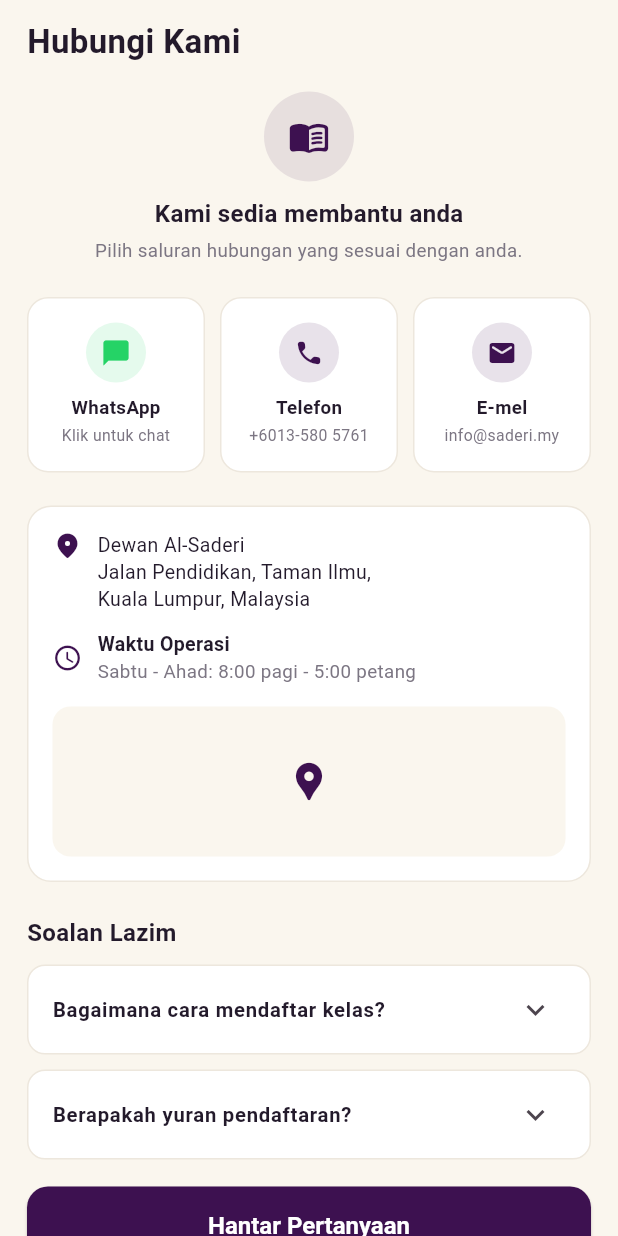
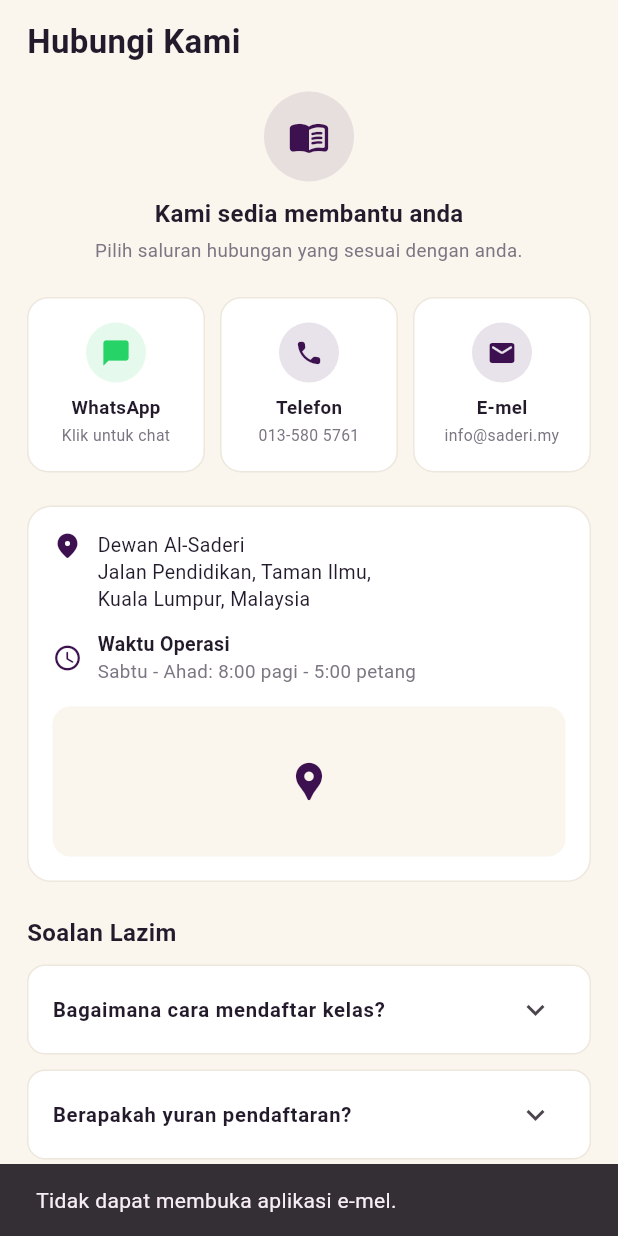
Before and after one commit to i900aiman/KelasMengajiSaderi, a Flutter app: the ContactPage screen opened directly, after a tap on "E-mel", on a phone screen of 412 x 824 dp. Run offline on Flutter 3.47's test engine with Material 3 defaults, Android fonts, the light colour scheme and no system bars.

Commit message:
add function on contact page for whatsapp,telefon and emel

```diff
--- a/lib/screens/contact_page.dart
+++ b/lib/screens/contact_page.dart
@@ -1,6 +1,5 @@
 import 'package:flutter/material.dart';
 import 'package:url_launcher/url_launcher.dart';
-import 'package:url_launcher/url_launcher_string.dart';
 import '../theme/app_theme.dart';
 
 class ContactPage extends StatelessWidget {
@@ -11,23 +10,41 @@ class ContactPage extends StatelessWidget {
     'Berapakah yuran pendaftaran?',
   ];
 
-  static const _whatsappNumber = '60135805761'; // format wa.me, tanpa '+'
+  // --- Nombor & alamat hubungan (tukar ikut keperluan sebenar) ---
+  static const _whatsappNumber = '60135805761'; // tanpa '+', '0' depan & simbol
   static const _phoneNumber = '+60135805761';
   static const _email = 'info@saderi.my';
 
   Future<void> _openWhatsApp(BuildContext context) async {
     final uri = Uri.parse('https://wa.me/$_whatsappNumber');
-  await launchUrl(uri, mode: LaunchMode.externalApplication);
+    final launched = await launchUrl(uri, mode: LaunchMode.externalApplication);
+    if (!launched && context.mounted) {
+      _showError(context, 'Tidak dapat membuka WhatsApp.');
+    }
   }
 
   Future<void> _makePhoneCall(BuildContext context) async {
     final uri = Uri(scheme: 'tel', path: _phoneNumber);
-  await launchUrl(uri);
+    final launched = await launchUrl(uri);
+    if (!launched && context.mounted) {
+      _showError(context, 'Tidak dapat membuat panggilan.');
+    }
   }
 
   Future<void> _sendEmail(BuildContext context) async {
-  final uri = Uri(scheme: 'mailto', path: _email, query: 'subject=...');
-  await launchUrl(uri);
+    final uri = Uri(
+      scheme: 'mailto',
+      path: _email,
+      query: 'subject=${Uri.encodeComponent('Pertanyaan Kelas Mengaji Saderi')}',
+    );
+    final launched = await launchUrl(uri);
+    if (!launched && context.mounted) {
+      _showError(context, 'Tidak dapat membuka aplikasi e-mel.');
+    }
+  }
+
+  void _showError(BuildContext context, String message) {
+    ScaffoldMessenger.of(context).showSnackBar(SnackBar(content: Text(message)));
   }
 
   @override
@@ -67,10 +84,7 @@ Future<void> _sendEmail(BuildContext context) async {
                     iconColor: const Color(0xFF25D366),
                     label: 'WhatsApp',
                     value: 'Klik untuk chat',
-                    // Cadangan: guna pakej url_launcher untuk buka WhatsApp terus.
-                    onTap: () {
-
-                    },
+                    onTap: () => _openWhatsApp(context),
                   ),
                 ),
                 const SizedBox(width: 10),
@@ -79,8 +93,8 @@ Future<void> _sendEmail(BuildContext context) async {
                     icon: Icons.call_rounded,
                     iconColor: AppColors.primary,
                     label: 'Telefon',
-                    value: '+6013-580 5761',
-                    onTap: () {},
+                    value: '013-580 5761',
+                    onTap: () => _makePhoneCall(context),
                   ),
                 ),
                 const SizedBox(width: 10),
@@ -89,8 +103,8 @@ Future<void> _sendEmail(BuildContext context) async {
                     icon: Icons.mail_rounded,
                     iconColor: AppColors.primary,
                     label: 'E-mel',
-                    value: 'info@saderi.my',
-                    onTap: () {},
+                    value: _email,
+                    onTap: () => _sendEmail(context),
                   ),
                 ),
               ],
```
Lines whose indentation alone changed are shown as unchanged.
